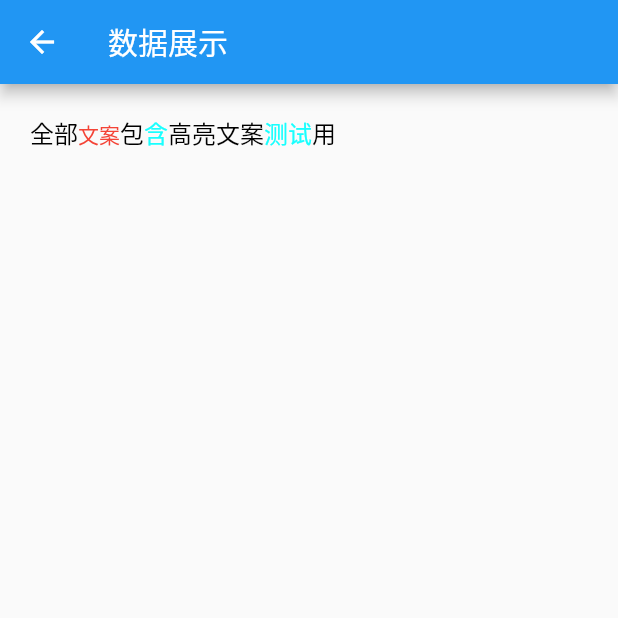
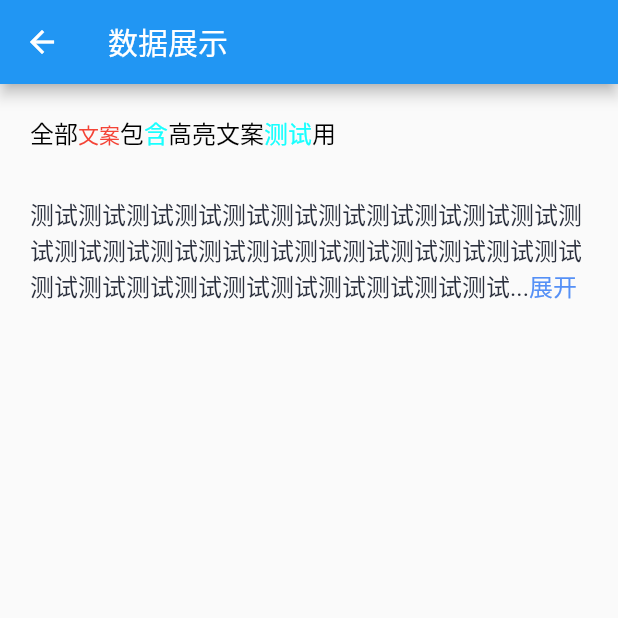
Before and after one commit to ThinkerJack/jui, a Flutter app: the DataDisplayDemo screen opened by its route, on a phone screen of 412 x 824 dp, the top half of it. Run offline on Flutter 3.47's test engine with Material 2 defaults, Android fonts, the phone set to English and light mode, and no system bars.

Commit message:
feature#新增组件

```diff
--- a/example/lib/demo/data_display_demo.dart
+++ b/example/lib/demo/data_display_demo.dart
@@ -13,26 +13,31 @@ class DataDisplayDemo extends StatelessWidget {
         padding: const EdgeInsets.all(20),
         child: ListView(
           children: [
-            HighlightedTextWidget.builder(
+            HighlightedText.builder(
               text: "全部文案包含高亮文案测试用",
               highlights: [
                 HighlightWord(
                   "文案",
                   () {
-                    print("文案");
+                    debugPrint("文案");
                   },
-                  highlightStyle: TextStyle(color: Colors.red),
+                  highlightStyle: const TextStyle(color: Colors.red),
                 ),
                 HighlightWord("含", () {
-                  print("含");
+                  debugPrint("含");
                 }),
                 HighlightWord("测试", () {
-                  print("测试");
+                  debugPrint("测试");
                 }),
               ],
-              defaultTextStyle: TextStyle(color: Colors.black, fontSize: 16),
-              defaultHighlightStyle: TextStyle(color: Colors.cyanAccent, fontSize: 16),
-            )
+              defaultTextStyle: const TextStyle(color: Colors.black, fontSize: 16),
+              defaultHighlightStyle: const TextStyle(color: Colors.cyanAccent, fontSize: 16),
+            ),
+            const SizedBox(height: 30),
+            ExpandableText(
+              content: '测试' * 50,
+              maxLines: 3,
+            ),
           ],
         ),
       ),
--- a/example/lib/splash_page.dart
+++ b/example/lib/splash_page.dart
@@ -1,5 +1,4 @@
 import 'package:example/demo_router.dart';
-import 'package:flutter/cupertino.dart';
 import 'package:flutter/material.dart';
 
 class SplashPage extends StatelessWidget {
--- a/lib/data_display.dart
+++ b/lib/data_display.dart
@@ -1 +1,2 @@
-export 'src/data_display/text/hight_light_text_widget.dart';
+export 'src/data_display/text/high_light_text.dart';
+export 'src/data_display/text/expandable_text.dart';
--- /dev/null
+++ b/lib/src/data_display/text/expandable_text.dart
@@ -0,0 +1,121 @@
+import 'package:flutter/gestures.dart';
+import 'package:flutter/material.dart';
+
+import '../../utils/custom_color.dart';
+
+//文字展开收起
+class ExpandableText extends StatefulWidget {
+  const ExpandableText({
+    Key? key,
+    required this.content,
+    this.canCollapsed = true,
+    this.maxLines = 6,
+    this.contentTextStyle,
+    this.expandTextStyle,
+    this.expandText = "展开",
+    this.collapsedText = "收起",
+  }) : super(key: key);
+
+  final String content;
+  final String expandText;
+  final String collapsedText;
+  final int maxLines;
+
+  //是否支持收起
+  final bool canCollapsed;
+  final TextStyle? contentTextStyle;
+  final TextStyle? expandTextStyle;
+
+  @override
+  State<ExpandableText> createState() => _ExpandableTextState();
+}
+
+class _ExpandableTextState extends State<ExpandableText> {
+  bool expandFlag = true;
+  late TextStyle contextTextStyle =
+      widget.contentTextStyle ?? const TextStyle(color: color2A2F3C, fontSize: 16, height: 1.5);
+  late TextStyle expandedTextStyle =
+      widget.expandTextStyle ?? const TextStyle(color: color5590F6, fontSize: 16, height: 1.5);
+  String ellipsis = "...";
+
+  @override
+  Widget build(BuildContext context) {
+    return LayoutBuilder(builder: (context, size) {
+      if (getContentTextPainter(widget.content, size.maxWidth).didExceedMaxLines) {
+        return Column(
+          crossAxisAlignment: CrossAxisAlignment.start,
+          children: [
+            Text.rich(
+              TextSpan(
+                children: [
+                  TextSpan(
+                      text: expandFlag ? "${widget.content.substring(0, getSubIndex(size))}$ellipsis" : widget.content,
+                      style: contextTextStyle),
+                  TextSpan(
+                      text: expandFlag ? widget.expandText : "",
+                      style: expandedTextStyle,
+                      recognizer: TapGestureRecognizer()
+                        ..onTap = () {
+                          setState(() {
+                            expandFlag = !expandFlag;
+                          });
+                        }),
+                ],
+              ),
+            ),
+            Visibility(
+              visible: !expandFlag && widget.canCollapsed,
+              child: Row(
+                mainAxisAlignment: MainAxisAlignment.end,
+                children: [
+                  GestureDetector(
+                    onTap: () {
+                      setState(() {
+                        expandFlag = !expandFlag;
+                      });
+                    },
+                    child: Text(
+                      widget.collapsedText,
+                      style: expandedTextStyle,
+                    ),
+                  ),
+                  const SizedBox(width: 5)
+                ],
+              ),
+            ),
+          ],
+        );
+      }
+      return Text(
+        widget.content,
+        style: contextTextStyle,
+      );
+    });
+  }
+
+  int getSubIndex(BoxConstraints size) {
+    int subIndex = widget.content.length;
+    List<int> runes = widget.content.runes.toList().reversed.toList();
+    for (var rune in runes) {
+      var character = String.fromCharCode(rune);
+      String text = widget.content.substring(0, subIndex);
+      final tp = getContentTextPainter("$text$ellipsis${widget.expandText}", size.maxWidth);
+      if (tp.didExceedMaxLines) {
+        //适配emoji
+        subIndex = subIndex - character.length;
+      } else {
+        return subIndex;
+      }
+    }
+    return subIndex;
+  }
+
+  TextPainter getContentTextPainter(String text, double maxWidth) {
+    return TextPainter(
+        text: TextSpan(text: text, style: contextTextStyle),
+        maxLines: widget.maxLines,
+        textDirection: TextDirection.ltr,
+        textScaleFactor: MediaQuery.of(context).textScaleFactor)
+      ..layout(maxWidth: maxWidth);
+  }
+}
--- a/lib/src/data_display/text/hight_light_text_widget.dart
+++ b/lib/src/data_display/text/high_light_text.dart
@@ -1,7 +1,7 @@
 import 'package:flutter/cupertino.dart';
 import 'package:flutter/gestures.dart';
 
-class HighlightedTextWidget {
+class HighlightedText {
   static Widget builder({
     required String text,
     List<HighlightWord> highlights = const [],
--- a/pubspec.yaml
+++ b/pubspec.yaml
@@ -10,6 +10,7 @@ environment:
 dependencies:
   flutter:
     sdk: flutter
+
 
 dev_dependencies:
   flutter_test:
```
Also changed, not shown: lib/src/utils/custom_color.dart (added, +62 -0 lines), example/pubspec.lock, pubspec.lock, 1 other file.
